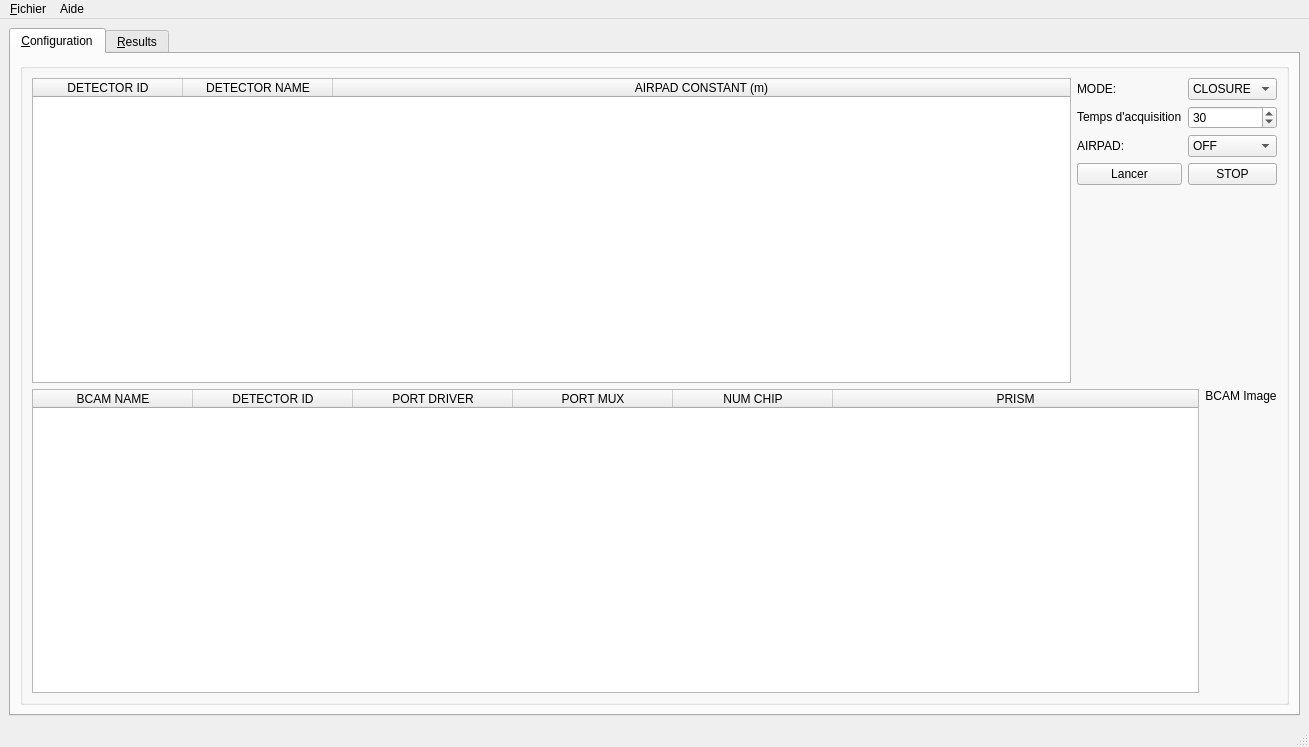
CERN/atlas-adepo, file ADEPO/ATLAS_BCAM.ui: the form before one commit.
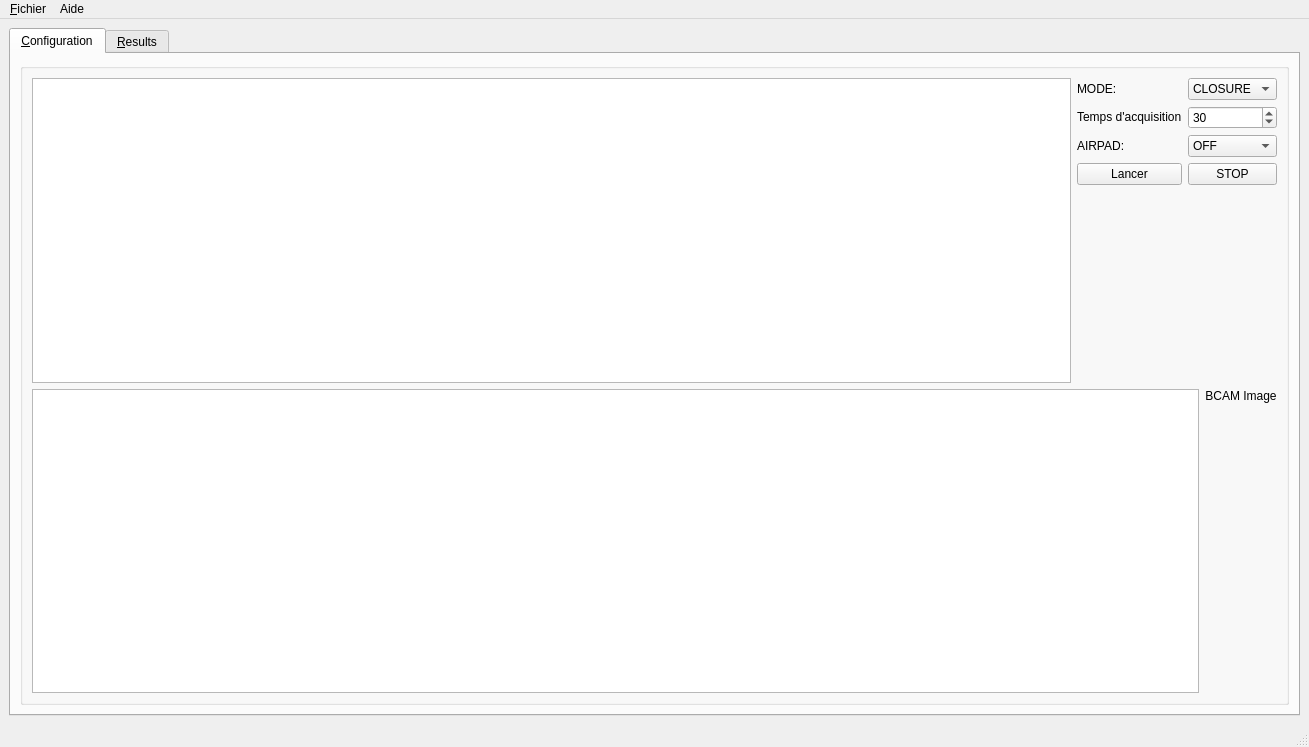
The form after the commit. The open tabs and pages were chosen to show the change. Icons and pictures are not drawn.

Commit message: Made font size smaller on results

The edit to the form file:
```diff
--- a/ADEPO/ATLAS_BCAM.ui
+++ b/ADEPO/ATLAS_BCAM.ui
@@ -96,7 +96,7 @@
                   <bool>true</bool>
                  </property>
                  <attribute name="horizontalHeaderVisible">
-                  <bool>true</bool>
+                  <bool>false</bool>
                  </attribute>
                  <attribute name="horizontalHeaderCascadingSectionResizes">
                   <bool>false</bool>
@@ -320,7 +320,7 @@
                   <bool>true</bool>
                  </property>
                  <attribute name="horizontalHeaderVisible">
-                  <bool>true</bool>
+                  <bool>false</bool>
                  </attribute>
                  <attribute name="horizontalHeaderDefaultSectionSize">
                   <number>160</number>
```
Left out of the diff: 2 changed lines with no effect on the pictures. The commit also changes 1 other file.
